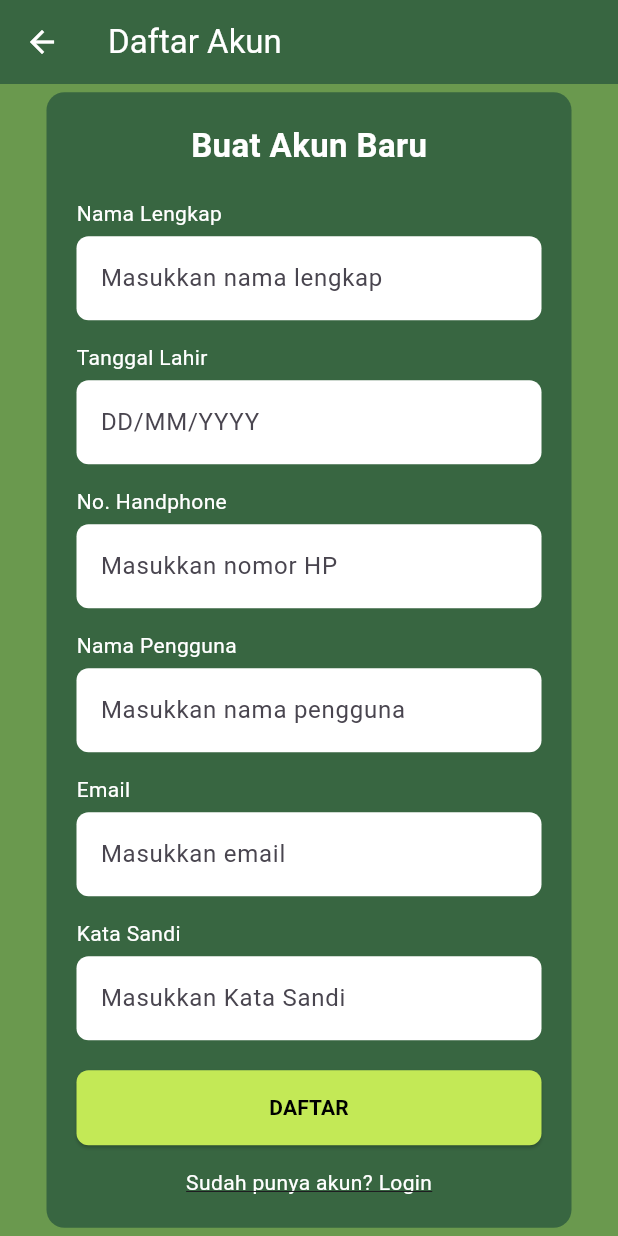
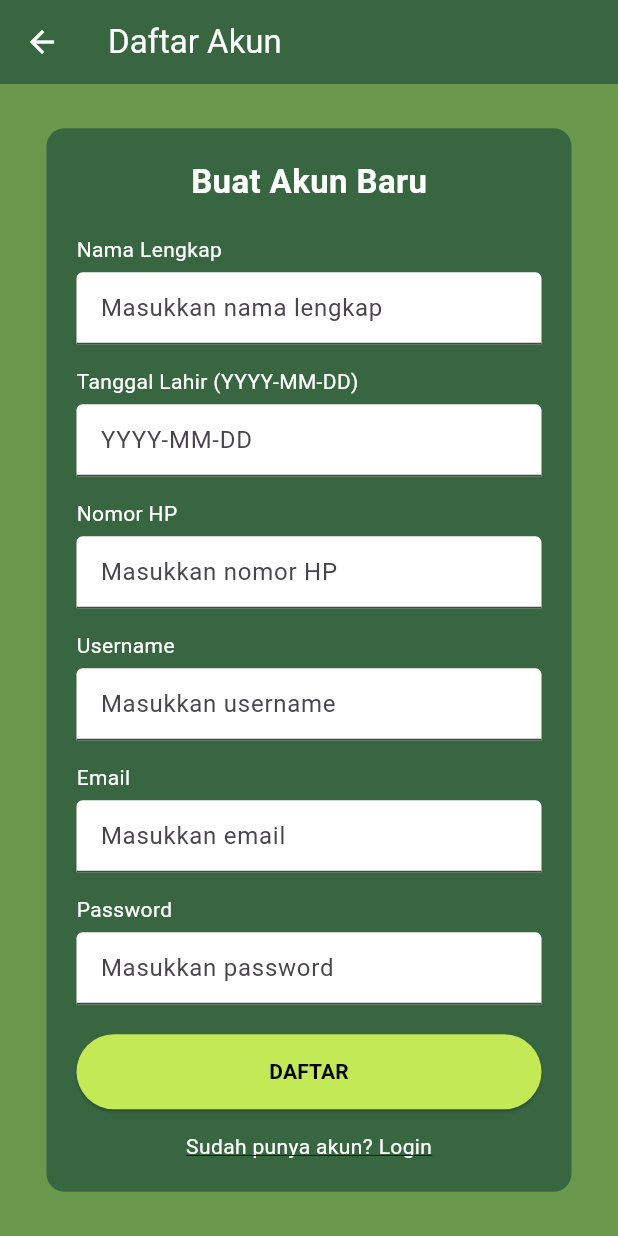
Before and after one commit to anisyarahmawati1097/PBL-PARKEY, a Flutter app: the screen it shows after launch, after a tap on "Belum punya akun? Daftar Sekarang", on a phone screen of 412 x 824 dp. Run offline on Flutter 3.47's test engine with Material 3 defaults, Android fonts, the phone set to English and light mode, and no system bars.

```diff
--- a/lib/daftar.dart
+++ b/lib/daftar.dart
@@ -1,5 +1,7 @@
 import 'package:flutter/material.dart';
 import 'login.dart';
+import 'package:http/http.dart' as http;
+import 'dart:convert';
 
 class DaftarPage extends StatefulWidget {
   const DaftarPage({super.key});
@@ -16,7 +18,10 @@ class _DaftarPageState extends State<DaftarPage> {
   final _dobController = TextEditingController();
   final _phoneController = TextEditingController();
 
-  void _register() {
+  // ================================
+  //  FUNGSI REGISTER KE BACKEND
+  // ================================
+  Future<void> _register() async {
     final username = _usernameController.text.trim();
     final email = _emailController.text.trim();
     final password = _passwordController.text.trim();
@@ -24,25 +29,68 @@ class _DaftarPageState extends State<DaftarPage> {
     final dob = _dobController.text.trim();
     final phone = _phoneController.text.trim();
 
-    if (username.isEmpty ||
-        email.isEmpty ||
-        password.isEmpty ||
-        fullName.isEmpty ||
-        dob.isEmpty ||
-        phone.isEmpty) {
+    if (username.isEmpty || email.isEmpty || password.isEmpty || fullName.isEmpty) {
       ScaffoldMessenger.of(context).showSnackBar(
-        const SnackBar(content: Text("Isi semua field terlebih dahulu")),
+        const SnackBar(content: Text("Isi semua field wajib terlebih dahulu")),
       );
       return;
     }
 
+    try {
+      final url = Uri.parse("http://192.168.184.131:8000/api/daftar");
+
+      final response = await http.post(
+        url,
+        headers: {"Accept": "application/json"},
+        body: {
+          "name": fullName,
+          "full_name": fullName,
+          "email": email,
+          "username": username,
+          "tanggal_lahir": dob,
+          "phone": phone,
+          "password": password,
+        },
+      );
+
+      final data = jsonDecode(response.body);
+
+      if (response.statusCode == 201) {
         ScaffoldMessenger.of(context).showSnackBar(
-      const SnackBar(content: Text("Akun berhasil dibuat! Silakan Masuk")),
+          SnackBar(content: Text(data["message"] ?? "Registrasi berhasil")),
         );
+
         Navigator.pushReplacement(
           context,
           MaterialPageRoute(builder: (_) => const LoginPage()),
         );
+      } else {
+        String msg = data["message"] ?? '';
+        if (msg.isEmpty && data is Map && data.containsKey('errors')) {
+          final errors = data['errors'] as Map;
+          final firstField = errors.keys.first;
+          msg = (errors[firstField] as List).first.toString();
+        }
+        ScaffoldMessenger.of(context).showSnackBar(
+          SnackBar(content: Text(msg.isNotEmpty ? msg : "Registrasi gagal")),
+        );
+      }
+    } catch (e) {
+      ScaffoldMessenger.of(context).showSnackBar(
+        SnackBar(content: Text("Error: $e")),
+      );
+    }
+  }
+
+  @override
+  void dispose() {
+    _usernameController.dispose();
+    _emailController.dispose();
+    _passwordController.dispose();
+    _fullNameController.dispose();
+    _dobController.dispose();
+    _phoneController.dispose();
+    super.dispose();
   }
 
   @override
@@ -78,113 +126,82 @@ class _DaftarPageState extends State<DaftarPage> {
                 ),
                 const SizedBox(height: 20),
 
-                // Nama Lengkap
                 const Text("Nama Lengkap", style: TextStyle(color: Colors.white)),
                 const SizedBox(height: 5),
                 TextField(
                   controller: _fullNameController,
-                  decoration: InputDecoration(
+                  decoration: const InputDecoration(
                     hintText: "Masukkan nama lengkap",
                     filled: true,
                     fillColor: Colors.white,
-                    border: OutlineInputBorder(
-                      borderRadius: BorderRadius.circular(8),
-                      borderSide: BorderSide.none,
-                    ),
                   ),
                 ),
                 const SizedBox(height: 15),
 
-                // Tanggal Lahir
-                const Text("Tanggal Lahir", style: TextStyle(color: Colors.white)),
+                const Text("Tanggal Lahir (YYYY-MM-DD)", style: TextStyle(color: Colors.white)),
                 const SizedBox(height: 5),
                 TextField(
                   controller: _dobController,
-                  decoration: InputDecoration(
-                    hintText: "DD/MM/YYYY",
+                  decoration: const InputDecoration(
+                    hintText: "YYYY-MM-DD",
                     filled: true,
                     fillColor: Colors.white,
-                    border: OutlineInputBorder(
-                      borderRadius: BorderRadius.circular(8),
-                      borderSide: BorderSide.none,
-                    ),
                   ),
                   keyboardType: TextInputType.datetime,
                 ),
                 const SizedBox(height: 15),
 
-                // Nomor HP
-                const Text("No. Handphone", style: TextStyle(color: Colors.white)),
+                const Text("Nomor HP", style: TextStyle(color: Colors.white)),
                 const SizedBox(height: 5),
                 TextField(
                   controller: _phoneController,
-                  decoration: InputDecoration(
+                  decoration: const InputDecoration(
                     hintText: "Masukkan nomor HP",
                     filled: true,
                     fillColor: Colors.white,
-                    border: OutlineInputBorder(
-                      borderRadius: BorderRadius.circular(8),
-                      borderSide: BorderSide.none,
-                    ),
                   ),
                   keyboardType: TextInputType.phone,
                 ),
                 const SizedBox(height: 15),
 
-                // Username
-                const Text("Nama Pengguna", style: TextStyle(color: Colors.white)),
+                const Text("Username", style: TextStyle(color: Colors.white)),
                 const SizedBox(height: 5),
                 TextField(
                   controller: _usernameController,
-                  decoration: InputDecoration(
-                    hintText: "Masukkan nama pengguna",
+                  decoration: const InputDecoration(
+                    hintText: "Masukkan username",
                     filled: true,
                     fillColor: Colors.white,
-                    border: OutlineInputBorder(
-                      borderRadius: BorderRadius.circular(8),
-                      borderSide: BorderSide.none,
-                    ),
                   ),
                 ),
                 const SizedBox(height: 15),
 
-                // Email
                 const Text("Email", style: TextStyle(color: Colors.white)),
                 const SizedBox(height: 5),
                 TextField(
                   controller: _emailController,
-                  decoration: InputDecoration(
+                  decoration: const InputDecoration(
                     hintText: "Masukkan email",
                     filled: true,
                     fillColor: Colors.white,
-                    border: OutlineInputBorder(
-                      borderRadius: BorderRadius.circular(8),
-                      borderSide: BorderSide.none,
-                    ),
                   ),
                   keyboardType: TextInputType.emailAddress,
                 ),
                 const SizedBox(height: 15),
 
-                // Password
-                const Text("Kata Sandi", style: TextStyle(color: Colors.white)),
+                const Text("Password", style: TextStyle(color: Colors.white)),
                 const SizedBox(height: 5),
                 TextField(
                   controller: _passwordController,
                   obscureText: true,
-                  decoration: InputDecoration(
-                    hintText: "Masukkan Kata Sandi",
+                  decoration: const InputDecoration(
+                    hintText: "Masukkan password",
                     filled: true,
                     fillColor: Colors.white,
-                    border: OutlineInputBorder(
-                      borderRadius: BorderRadius.circular(8),
-                      borderSide: BorderSide.none,
-                    ),
                   ),
                 ),
                 const SizedBox(height: 20),
 
-                // Tombol Daftar
                 SizedBox(
                   width: double.infinity,
                   child: ElevatedButton(
@@ -193,9 +210,6 @@ class _DaftarPageState extends State<DaftarPage> {
                       backgroundColor: const Color(0xFFC3E956),
                       foregroundColor: Colors.black,
                       padding: const EdgeInsets.symmetric(vertical: 15),
-                      shape: RoundedRectangleBorder(
-                        borderRadius: BorderRadius.circular(8),
-                      ),
                     ),
                     child: const Text(
                       "DAFTAR",
@@ -205,7 +219,6 @@ class _DaftarPageState extends State<DaftarPage> {
                 ),
                 const SizedBox(height: 15),
 
-                // Link ke Login
                 Center(
                   child: GestureDetector(
                     onTap: () {
--- a/lib/login.dart
+++ b/lib/login.dart
@@ -1,5 +1,7 @@
 import 'package:flutter/material.dart';
 import 'daftar.dart';
+import 'package:http/http.dart' as http;
+import 'dart:convert';
 
 class LoginPage extends StatefulWidget {
   const LoginPage({super.key});
@@ -9,22 +11,73 @@ class LoginPage extends StatefulWidget {
 }
 
 class _LoginPageState extends State<LoginPage> {
-  final _usernameController = TextEditingController();
+  final _emailController = TextEditingController();
   final _passwordController = TextEditingController();
 
-  void _login() {
-    final username = _usernameController.text.trim();
+  // ================================
+  //           FUNGSI LOGIN
+  // ================================
+  Future<void> _login() async {
+    final email = _emailController.text.trim();
     final password = _passwordController.text.trim();
 
-    if (username.isEmpty || password.isEmpty) {
+    if (email.isEmpty || password.isEmpty) {
       ScaffoldMessenger.of(context).showSnackBar(
         const SnackBar(content: Text("Isi semua field terlebih dahulu")),
       );
       return;
     }
 
-    // ✅ Setelah login sukses -> langsung pindah ke MainScreen (navbar utama)
-    Navigator.pushReplacementNamed(context, '/main');
+    try {
+      final url = Uri.parse("http://192.168.184.131:8000/api/masuk");
+
+      final response = await http.post(
+        url,
+        headers: {"Accept": "application/json"},
+        body: {
+          "email": email, // jika backend bisa login pakai username, ganti menjadi "login": email
+          "password": password,
+        },
+      );
+
+      final data = jsonDecode(response.body);
+
+      if (response.statusCode == 200) {
+        final token = data["token"];
+
+        ScaffoldMessenger.of(context).showSnackBar(
+          SnackBar(content: Text(data["message"] ?? "Login berhasil")),
+        );
+
+        // TODO: simpan token di SharedPreferences bila perlu
+
+        // pindah ke halaman utama
+        Navigator.pushReplacementNamed(context, '/main');
+      } else {
+        String msg = data["message"] ?? '';
+
+        if (msg.isEmpty && data is Map && data.containsKey('errors')) {
+          final errors = data['errors'] as Map;
+          final firstField = errors.keys.first;
+          msg = (errors[firstField] as List).first.toString();
+        }
+
+        ScaffoldMessenger.of(context).showSnackBar(
+          SnackBar(content: Text(msg.isNotEmpty ? msg : "Login gagal")),
+        );
+      }
+    } catch (e) {
+      ScaffoldMessenger.of(context).showSnackBar(
+        SnackBar(content: Text("Error: $e")),
+      );
+    }
+  }
+
+  @override
+  void dispose() {
+    _emailController.dispose();
+    _passwordController.dispose();
+    super.dispose();
   }
 
   @override
@@ -42,7 +95,6 @@ class _LoginPageState extends State<LoginPage> {
               ),
               const SizedBox(height: 20),
 
-              // 🟩 Card Login
               Container(
                 width: 350,
                 padding: const EdgeInsets.all(20),
@@ -65,19 +117,15 @@ class _LoginPageState extends State<LoginPage> {
                     ),
                     const SizedBox(height: 20),
 
-                    const Text("Email/Nama Pengguna",
+                    const Text("Email / Username",
                         style: TextStyle(color: Colors.white)),
                     const SizedBox(height: 5),
                     TextField(
-                      controller: _usernameController,
-                      decoration: InputDecoration(
-                        hintText: "Username",
+                      controller: _emailController,
+                      decoration: const InputDecoration(
+                        hintText: "Masukkan email atau username",
                         filled: true,
                         fillColor: Colors.white,
-                        border: OutlineInputBorder(
-                          borderRadius: BorderRadius.circular(8),
-                          borderSide: BorderSide.none,
-                        ),
                       ),
                     ),
                     const SizedBox(height: 15),
@@ -88,14 +136,10 @@ class _LoginPageState extends State<LoginPage> {
                     TextField(
                       controller: _passwordController,
                       obscureText: true,
-                      decoration: InputDecoration(
-                        hintText: "Password",
+                      decoration: const InputDecoration(
+                        hintText: "Masukkan password",
                         filled: true,
                         fillColor: Colors.white,
-                        border: OutlineInputBorder(
-                          borderRadius: BorderRadius.circular(8),
-                          borderSide: BorderSide.none,
-                        ),
                       ),
                     ),
 
@@ -118,9 +162,6 @@ class _LoginPageState extends State<LoginPage> {
                           backgroundColor: const Color(0xFFC3E956),
                           foregroundColor: Colors.black,
                           padding: const EdgeInsets.symmetric(vertical: 15),
-                          shape: RoundedRectangleBorder(
-                            borderRadius: BorderRadius.circular(8),
-                          ),
                         ),
                         child: const Text(
                           "LOGIN",
@@ -128,7 +169,6 @@ class _LoginPageState extends State<LoginPage> {
                         ),
                       ),
                     ),
-
                     const SizedBox(height: 15),
 
                     Center(
@@ -137,7 +177,8 @@ class _LoginPageState extends State<LoginPage> {
                           Navigator.push(
                             context,
                             MaterialPageRoute(
-                                builder: (_) => const DaftarPage()),
+                              builder: (_) => const DaftarPage(),
+                            ),
                           );
                         },
                         child: const Text(
```
Lines whose indentation alone changed are shown as unchanged.
